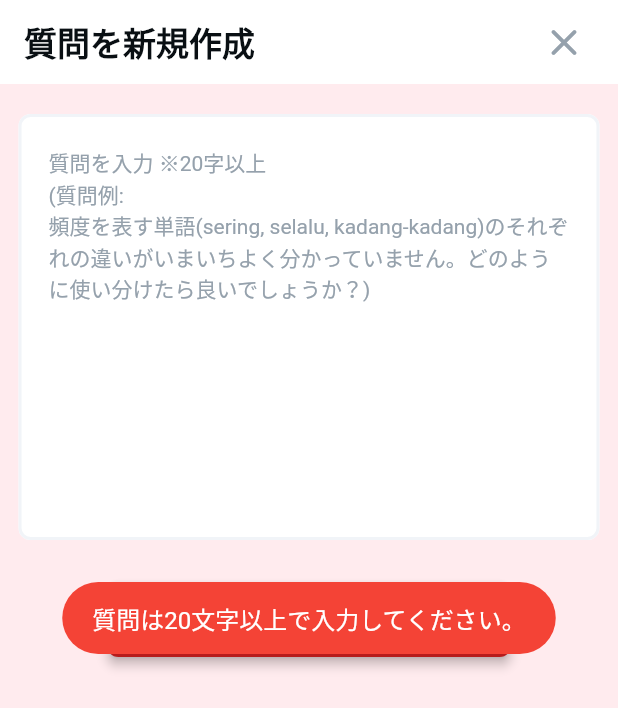
After one commit to Tetsukick/indonesia_flash_card, a Flutter app: the SendQuestionWidget screen opened directly, after a tap on "質問を投稿", on a phone screen of 412 x 824 dp. The commit adds this screen. Shown: the top 708 px of the screen. Run offline on Flutter 3.47's test engine with Material 2 defaults, Android fonts, the phone set to English and light mode, and no system bars; drawn by our look-alikes of auto_size_text; our stand-ins replace carousel_slider, cloud_firestore, curved_navigation_bar, dio, firebase_analytics, firebase_core and 27 more; missing offline and left inert: app_tracking_transparency, flutter_dialogs, flutter_inappwebview, googleapis, json_path, social_share; accounts and stored records are empty; generated files the repository leaves out were written again; network calls fail; Roboto replaces fonts that are missing (Lexend Deca).

Commit message:
質問追加画面の追加

```diff
--- a/lib/api/api_client.dart
+++ b/lib/api/api_client.dart
@@ -24,7 +24,7 @@ class ApiClient {
   // token should be injected by respective client manually by getting it from `SessionController` instance
   Future<T> get<T>({
     required String endpoint,
-    required T Function(Map<String,dynamic>) serializer,
+    T Function(Map<String,dynamic>)? serializer,
     Map<String, String>? queryParams,
     String? preferredUrl,
     Map<String, dynamic>? headers,
@@ -41,6 +41,9 @@ class ApiClient {
 
       ApiResponse apiResponse = handleResponse(response);
 
+      if (serializer == null) {
+        return apiResponse.body as T;
+      }
       return serializer(apiResponse.body);
     } on ApiException catch (ex) {
       // If the exception caught is an ApiException, then it isn't actually unexpected. We just throw it again
--- /dev/null
+++ b/lib/flutter_flow/flutter_flow_widgets.dart
@@ -0,0 +1,174 @@
+import 'package:flutter/material.dart';
+
+import 'package:auto_size_text/auto_size_text.dart';
+import 'package:font_awesome_flutter/font_awesome_flutter.dart';
+
+class FFButtonOptions {
+  const FFButtonOptions({
+    this.textStyle,
+    this.elevation,
+    this.height,
+    this.width,
+    this.padding,
+    this.color,
+    this.disabledColor,
+    this.disabledTextColor,
+    this.splashColor,
+    this.iconSize,
+    this.iconColor,
+    this.iconPadding,
+    this.borderRadius,
+    this.borderSide,
+  });
+
+  final TextStyle? textStyle;
+  final double? elevation;
+  final double? height;
+  final double? width;
+  final EdgeInsetsGeometry? padding;
+  final Color? color;
+  final Color? disabledColor;
+  final Color? disabledTextColor;
+  final Color? splashColor;
+  final double? iconSize;
+  final Color? iconColor;
+  final EdgeInsetsGeometry? iconPadding;
+  final BorderRadius? borderRadius;
+  final BorderSide? borderSide;
+}
+
+class FFButtonWidget extends StatefulWidget {
+  const FFButtonWidget({
+    Key? key,
+    required this.text,
+    this.onPressed,
+    this.icon,
+    this.iconData,
+    required this.options,
+    this.showLoadingIndicator = true,
+  }) : super(key: key);
+
+  final String text;
+  final Widget? icon;
+  final IconData? iconData;
+  final Function()? onPressed;
+  final FFButtonOptions options;
+  final bool showLoadingIndicator;
+
+  @override
+  State<FFButtonWidget> createState() => _FFButtonWidgetState();
+}
+
+class _FFButtonWidgetState extends State<FFButtonWidget> {
+  bool loading = false;
+
+  @override
+  Widget build(BuildContext context) {
+    Widget textWidget = loading
+        ? Center(
+            child: SizedBox(
+              width: 23,
+              height: 23,
+              child: CircularProgressIndicator(
+                valueColor: AlwaysStoppedAnimation<Color>(
+                  widget.options.textStyle!.color ?? Colors.white,
+                ),
+              ),
+            ),
+          )
+        : AutoSizeText(
+            widget.text,
+            style: widget.options.textStyle,
+            maxLines: 1,
+            overflow: TextOverflow.ellipsis,
+          );
+
+    final onPressed = widget.onPressed == null
+        ? null
+        : widget.showLoadingIndicator
+            ? () async {
+                if (loading) {
+                  return;
+                }
+                setState(() => loading = true);
+                try {
+                  if (widget.onPressed != null) {
+                    await widget.onPressed!();
+                  }
+                } finally {
+                  if (mounted) {
+                    setState(() => loading = false);
+                  }
+                }
+              }
+            : () => widget.onPressed;
+
+    ButtonStyle style = ButtonStyle(
+      shape: MaterialStateProperty.all<OutlinedBorder>(
+        RoundedRectangleBorder(
+          borderRadius:
+              widget.options.borderRadius ?? BorderRadius.circular(8.0),
+          side: widget.options.borderSide ?? BorderSide.none,
+        ),
+      ),
+      foregroundColor: MaterialStateProperty.resolveWith<Color?>(
+        (states) {
+          if (states.contains(MaterialState.disabled)) {
+            return widget.options.disabledTextColor;
+          }
+          return widget.options.textStyle!.color;
+        },
+      ),
+      backgroundColor: MaterialStateProperty.resolveWith<Color?>(
+        (states) {
+          if (states.contains(MaterialState.disabled)) {
+            return widget.options.disabledColor;
+          }
+          return widget.options.color;
+        },
+      ),
+      overlayColor: MaterialStateProperty.resolveWith<Color?>((states) {
+        if (states.contains(MaterialState.pressed)) {
+          return widget.options.splashColor;
+        }
+        return null;
+      }),
+      padding: MaterialStateProperty.all(widget.options.padding ??
+          const EdgeInsets.symmetric(horizontal: 8.0, vertical: 4.0)),
+      elevation:
+          MaterialStateProperty.all<double>(widget.options.elevation ?? 2.0),
+    );
+
+    if (widget.icon != null || widget.iconData != null) {
+      return SizedBox(
+        height: widget.options.height,
+        width: widget.options.width,
+        child: ElevatedButton.icon(
+          icon: Padding(
+            padding: widget.options.iconPadding ?? EdgeInsets.zero,
+            child: widget.icon ??
+                FaIcon(
+                  widget.iconData,
+                  size: widget.options.iconSize,
+                  color: widget.options.iconColor ??
+                      widget.options.textStyle!.color,
+                ),
+          ),
+          label: textWidget,
+          onPressed: onPressed,
+          style: style,
+        ),
+      );
+    }
+
+    return SizedBox(
+      height: widget.options.height,
+      width: widget.options.width,
+      child: ElevatedButton(
+        onPressed: onPressed,
+        style: style,
+        child: textWidget,
+      ),
+    );
+  }
+}
--- /dev/null
+++ b/lib/repository/question_tweet_repo.dart
@@ -0,0 +1,24 @@
+import 'package:indonesia_flash_card/api/api.dart';
+import 'package:indonesia_flash_card/api/clients/general_client.dart';
+import 'package:indonesia_flash_card/model/translate_response_entity.dart';
+import 'package:indonesia_flash_card/utils/logger.dart';
+
+class QuestionTweetRepo {
+  Api questionTweetApi = Api(generalClient: GeneralClient(
+      apiKey: '',
+      baseUrl: 'https://script.google.com/macros/s/AKfycbylGcB7-oxaNjKn4Q5NnMMDZH02C_zxQVFkt5Q7W9e3UuXRKjAGCauk0QgMc2075uj7Hg',
+      logger: logger
+  ));
+
+  Future<dynamic> tweet(String contents) {
+    return questionTweetApi.generalClient.get<dynamic>(
+        endpoint: 'exec',
+        queryParams: {
+          'text': contents,
+        },
+        serializer: (json) {
+          return json;
+        }
+      );
+  }
+}
--- /dev/null
+++ b/lib/screen/question/add_question_screen.dart
@@ -0,0 +1,321 @@
+import 'package:cloud_firestore/cloud_firestore.dart';
+import 'package:flutter/material.dart';
+import 'package:fluttertoast/fluttertoast.dart';
+import 'package:indonesia_flash_card/config/color_config.dart';
+import 'package:indonesia_flash_card/config/size_config.dart';
+import 'package:indonesia_flash_card/model/question_entity.dart';
+import 'package:indonesia_flash_card/repository/question_tweet_repo.dart';
+import 'package:lottie/lottie.dart';
+
+import '../../flutter_flow/flutter_flow_icon_button.dart';
+import '../../flutter_flow/flutter_flow_theme.dart';
+import '../../flutter_flow/flutter_flow_widgets.dart';
+import '../../gen/assets.gen.dart';
+import '../../utils/logger.dart';
+import '../../utils/shared_preference.dart';
+import '../../utils/utils.dart';
+
+class SendQuestionWidget extends StatefulWidget {
+  const SendQuestionWidget({Key? key}) : super(key: key);
+
+  static Future<void> navigateTo(BuildContext context) {
+    return Navigator.push<void>(context, MaterialPageRoute(
+      builder: (context) {
+        return SendQuestionWidget();
+      },
+    ));
+  }
+
+  @override
+  _SendQuestionWidgetState createState() => _SendQuestionWidgetState();
+}
+
+class _SendQuestionWidgetState extends State<SendQuestionWidget> {
+  TextEditingController questionTextController = TextEditingController();
+  final scaffoldKey = GlobalKey<ScaffoldState>();
+  CollectionReference questionsRef =
+    FirebaseFirestore.instance.collection('questions');
+  FocusNode questionTextFieldFocusNode = FocusNode();
+  bool _isSendingQuestion = false;
+  bool _isAlreadySentQuestionToday = false;
+
+  @override
+  void initState() {
+    _confirmAlreadyTestedToday();
+    super.initState();
+  }
+
+  @override
+  void dispose() {
+    questionTextController?.dispose();
+    super.dispose();
+  }
+
+  @override
+  Widget build(BuildContext context) {
+    return Scaffold(
+      key: scaffoldKey,
+      backgroundColor: ColorConfig.bgPinkColor,
+      appBar: AppBar(
+        backgroundColor: Colors.white,
+        automaticallyImplyLeading: false,
+        title: Text(
+          '質問を新規作成',
+          style: FlutterFlowTheme.of(context).title2.override(
+            fontFamily: 'Lexend Deca',
+            color: Color(0xFF090F13),
+            fontSize: 22,
+            fontWeight: FontWeight.bold,
+          ),
+        ),
+        actions: [
+          Padding(
+            padding: EdgeInsetsDirectional.fromSTEB(0, 0, 12, 0),
+            child: FlutterFlowIconButton(
+              borderColor: Colors.transparent,
+              borderRadius: 30,
+              buttonSize: 48,
+              icon: Icon(
+                Icons.close_rounded,
+                color: Color(0xFF95A1AC),
+                size: 30,
+              ),
+              onPressed: () async {
+                Navigator.of(context).pop();
+              },
+            ),
+          ),
+        ],
+        centerTitle: false,
+        elevation: 0,
+      ),
+      body: SafeArea(
+        child: Stack(
+          children: [
+            Stack(
+              children: [
+                Column(
+                  children: [
+                    Row(
+                      mainAxisAlignment: MainAxisAlignment.center,
+                      children: [
+                        Padding(
+                          padding: EdgeInsetsDirectional.fromSTEB(0, 8, 0, 12),
+                          child: Container(
+                            width: MediaQuery.of(context).size.width * 0.94,
+                            child: Column(
+                              children: [
+                                Padding(
+                                  padding: EdgeInsetsDirectional.fromSTEB(0, 12, 0, 0),
+                                  child: Row(
+                                    mainAxisSize: MainAxisSize.max,
+                                    children: [
+                                      Expanded(
+                                        child: TextFormField(
+                                          controller: questionTextController,
+                                          focusNode: questionTextFieldFocusNode,
+                                          decoration: InputDecoration(
+                                            hintText:
+                                            '質問を入力 ※20字以上\n(質問例: \n頻度を表す単語(sering, selalu, kadang-kadang)のそれぞれの違いがいまいちよく分かっていません。どのように使い分けたら良いでしょうか？)',
+                                            hintStyle: FlutterFlowTheme.of(context)
+                                                .bodyText2
+                                                .override(
+                                              fontFamily: 'Lexend Deca',
+                                              color: Color(0xFF95A1AC),
+                                              fontSize: 14,
+                                              fontWeight: FontWeight.normal,
+                                            ),
+                                            enabledBorder: OutlineInputBorder(
+                                              borderSide: BorderSide(
+                                                color: Color(0xFFF1F4F8),
+                                                width: 2,
+                                              ),
+                                              borderRadius: BorderRadius.circular(8),
+                                            ),
+                                            focusedBorder: OutlineInputBorder(
+                                              borderSide: BorderSide(
+                                                color: Color(0xFFF1F4F8),
+                                                width: 2,
+                                              ),
+                                              borderRadius: BorderRadius.circular(8),
+                                            ),
+                                            errorBorder: OutlineInputBorder(
+                                              borderSide: BorderSide(
+                                                color: Color(0x00000000),
+                                                width: 2,
+                                              ),
+                                              borderRadius: BorderRadius.circular(8),
+                                            ),
+                                            focusedErrorBorder: OutlineInputBorder(
+                                              borderSide: BorderSide(
+                                                color: Color(0x00000000),
+                                                width: 2,
+                                              ),
+                                              borderRadius: BorderRadius.circular(8),
+                                            ),
+                                            filled: true,
+                                            fillColor: Colors.white,
+                                            contentPadding:
+                                            EdgeInsetsDirectional.fromSTEB(
+                                                20, 32, 20, 12),
+                                          ),
+                                          style: FlutterFlowTheme.of(context)
+                                              .bodyText1
+                                              .override(
+                                            fontFamily: 'Lexend Deca',
+                                            color: Color(0xFF090F13),
+                                            fontSize: 14,
+                                            fontWeight: FontWeight.normal,
+                                          ),
+                                          textAlign: TextAlign.start,
+                                          maxLines: 15,
+                                        ),
+                                      ),
+                                    ],
+                                  ),
+                                ),
+                              ],
+                            ),
+                          ),
+                        ),
+                      ],
+                    ),
+                    Padding(
+                      padding: EdgeInsetsDirectional.fromSTEB(0, 16, 0, 0),
+                      child: FFButtonWidget(
+                        onPressed: () {
+                          questionTextFieldFocusNode.unfocus();
+                          sendQuestion();
+                        },
+                        text: '質問を投稿',
+                        options: FFButtonOptions(
+                          width: 270,
+                          height: 50,
+                          color: Color(0xFFB71C1C),
+                          textStyle: FlutterFlowTheme.of(context).subtitle2.override(
+                            fontFamily: 'Lexend Deca',
+                            color: Colors.white,
+                            fontSize: 16,
+                            fontWeight: FontWeight.w500,
+                          ),
+                          elevation: 3,
+                          borderSide: BorderSide(
+                            color: Colors.transparent,
+                            width: 1,
+                          ),
+                        ),
+                      ),
+                    ),
+                  ],
+                ),
+                Visibility(
+                  visible: _isAlreadySentQuestionToday,
+                  child: Container(
+                    color: Colors.black.withOpacity(0.5),
+                    child: Column(
+                      mainAxisAlignment: MainAxisAlignment.center,
+                      children: [
+                        Lottie.asset(
+                          Assets.lottie.thankYou,
+                          height: 300,
+                        ),
+                        const SizedBox(height: 24),
+                        Padding(
+                          padding: const EdgeInsets.all(SizeConfig.mediumLargeMargin),
+                          child: Text(
+                            '現在は一日に可能な質問は一回までとなっております。\n明日、再度お試しください。ご利用いただきありがとうございます。',
+                            style: FlutterFlowTheme.of(context).subtitle2.override(
+                              fontFamily: 'Lexend Deca',
+                              color: Colors.white,
+                              fontSize: 16,
+                              fontWeight: FontWeight.w500,
+                            ),
+                          ),
+                        ),
+                        const SizedBox(height: 16),
+                        FFButtonWidget(
+                          onPressed: () {
+                            Navigator.of(context).pop();
+                          },
+                          text: '戻る',
+                          options: FFButtonOptions(
+                            width: 270,
+                            height: 50,
+                            color: Color(0xFFB71C1C),
+                            textStyle: FlutterFlowTheme.of(context).subtitle2.override(
+                              fontFamily: 'Lexend Deca',
+                              color: Colors.white,
+                              fontSize: 16,
+                              fontWeight: FontWeight.w500,
+                            ),
+                            elevation: 3,
+                            borderSide: BorderSide(
+                              color: Colors.transparent,
+                              width: 1,
+                            ),
+                          ),
+                        ),
+                      ],
+                    ),
+                  ),
+                ),
+              ],
+            ),
+            Visibility(
+              visible: _isSendingQuestion,
+              child: Container(
+                color: Colors.black.withOpacity(0.2),
+                child: Center(
+                  child: Lottie.asset(
+                    Assets.lottie.sendingPaperPlane,
+                    height: 300,
+                  ),
+                ),
+              ),
+            ),
+          ],
+        ),
+      ),
+    );
+  }
+
+  Future<void> sendQuestion() async {
+    if (questionTextController.text.length < 25) {
+      await Fluttertoast.showToast(
+          msg: '質問は20文字以上で入力してください。',
+          toastLength: Toast.LENGTH_SHORT,
+          gravity: ToastGravity.CENTER,
+          timeInSecForIosWeb: 1,
+          backgroundColor: Colors.red,
+          textColor: Colors.white,
+          fontSize: 16.0
+      );
+      return;
+    }
+    final questionEntity =
+      QuestionEntity()
+        ..question = questionTextController.text
+        ..createdAt = DateTime.now();
+    setState(() => _isSendingQuestion = true);
+    await questionsRef.add(questionEntity.toJson());
+    await QuestionTweetRepo().tweet(questionTextController.text);
+    setState(() => _isSendingQuestion = false);
+    await PreferenceKey.lastQuestionPostDate.setString(Utils.dateTimeToString(DateTime.now()));
+    await Utils.showUploadSuccessDialog(context);
+    questionTextController.clear();
+    Navigator.of(context).pop();
+  }
+
+  Future<bool> _confirmAlreadyTestedToday() async {
+    bool _tmpIsAlradySentQuestionToday = false;
+    final lastTestDate = await PreferenceKey.lastQuestionPostDate.getString();
+    if (lastTestDate == null) {
+      _tmpIsAlradySentQuestionToday = false;
+    } else {
+      _tmpIsAlradySentQuestionToday =
+          lastTestDate == Utils.dateTimeToString(DateTime.now());
+    }
+    setState(() => _isAlreadySentQuestionToday = _tmpIsAlradySentQuestionToday);
+    return _tmpIsAlradySentQuestionToday;
+  }
+}
--- a/lib/screen/question/answer_list_screen.dart
+++ b/lib/screen/question/answer_list_screen.dart
@@ -15,7 +15,6 @@ import '../../model/question_answer_entity.dart';
 import '../../model/question_entity.dart';
 import '../../utils/logger.dart';
 import '../../utils/utils.dart';
-import 'components/answer_title.dart';
 
 class QuestionAnswerListWidget extends StatefulWidget {
   const QuestionAnswerListWidget({Key? key, required this.questionEntity}) : super(key: key);
--- a/lib/screen/question/question_list.dart
+++ b/lib/screen/question/question_list.dart
@@ -1,11 +1,16 @@
+import 'dart:io';
+
 import 'package:cloud_firestore/cloud_firestore.dart';
 import 'package:flutter/material.dart';
 import 'package:google_fonts/google_fonts.dart';
+import 'package:google_mobile_ads/google_mobile_ads.dart';
 import 'package:indonesia_flash_card/gen/assets.gen.dart';
 import 'package:indonesia_flash_card/model/question_entity.dart';
+import 'package:indonesia_flash_card/screen/question/add_question_screen.dart';
 import 'package:indonesia_flash_card/screen/question/answer_list_screen.dart';
 import 'package:indonesia_flash_card/utils/logger.dart';
 
+import '../../config/config.dart';
 import '../../config/size_config.dart';
 import 'components/question_list_child_view_widget.dart';
 
@@ -21,11 +26,13 @@ class _QuestionListScreenState extends State<QuestionListScreen> {
   CollectionReference questionsRef =
     FirebaseFirestore.instance.collection('questions');
   List<QuestionEntity> questionList = [];
+  InterstitialAd? _interstitialAd;
 
   @override
   void initState() {
     initQuestionList();
     super.initState();
+    loadInterstitialAd();
   }
 
   @override
@@ -36,8 +43,10 @@ class _QuestionListScreenState extends State<QuestionListScreen> {
       floatingActionButton: Padding(
         padding: const EdgeInsets.only(bottom: SizeConfig.bottomBarHeight),
         child: FloatingActionButton(
-          onPressed: () {
-            print('FloatingActionButton pressed ...');
+          onPressed: () async {
+            await showInterstitialAd();
+            await SendQuestionWidget.navigateTo(context);
+            initQuestionList();
           },
           backgroundColor: Color(0xFFB71C1C),
           elevation: 8,
@@ -81,4 +90,26 @@ class _QuestionListScreenState extends State<QuestionListScreen> {
       }
     );
   }
+
+  Future<void> loadInterstitialAd() async {
+    await InterstitialAd.load(
+        adUnitId: Platform.isIOS ?
+        Config.adUnitIdIosInterstitial : Config.adUnitIdAndroidInterstitial,
+        request: AdRequest(),
+        adLoadCallback: InterstitialAdLoadCallback(
+          onAdLoaded: (InterstitialAd ad) {
+            _interstitialAd = ad;
+            logger.d('Ad loaded.${ad}');
+          },
+          onAdFailedToLoad: (LoadAdError error) {
+            logger.d('Ad failed to load: $error');
+          },
+        ));
+  }
+
+  Future<void> showInterstitialAd() async {
+    if (_interstitialAd != null) {
+      await _interstitialAd?.show();
+    }
+  }
 }
--- a/lib/utils/shared_preference.dart
+++ b/lib/utils/shared_preference.dart
@@ -3,6 +3,7 @@ import 'package:shared_preferences/shared_preferences.dart';
 enum PreferenceKey {
   isSoundOn,
   lastTestDate,
+  lastQuestionPostDate,
 }
 
 extension PreferenceKeyEx on PreferenceKey {
```
Also changed, not shown: pubspec.lock, 7 other files.
